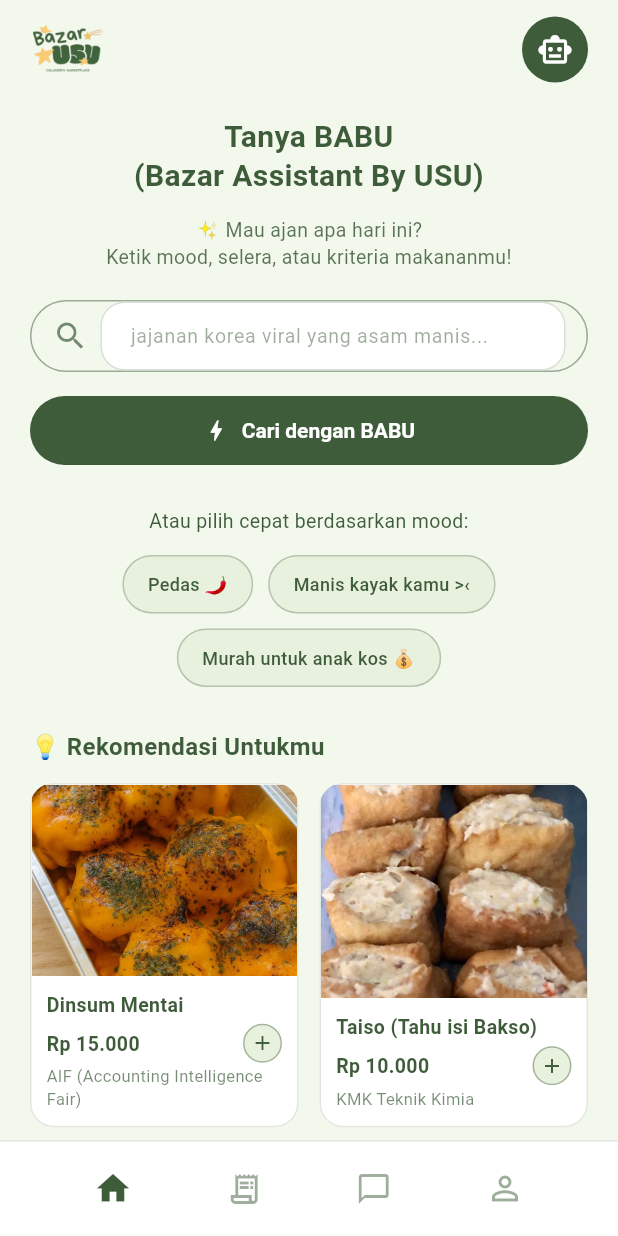
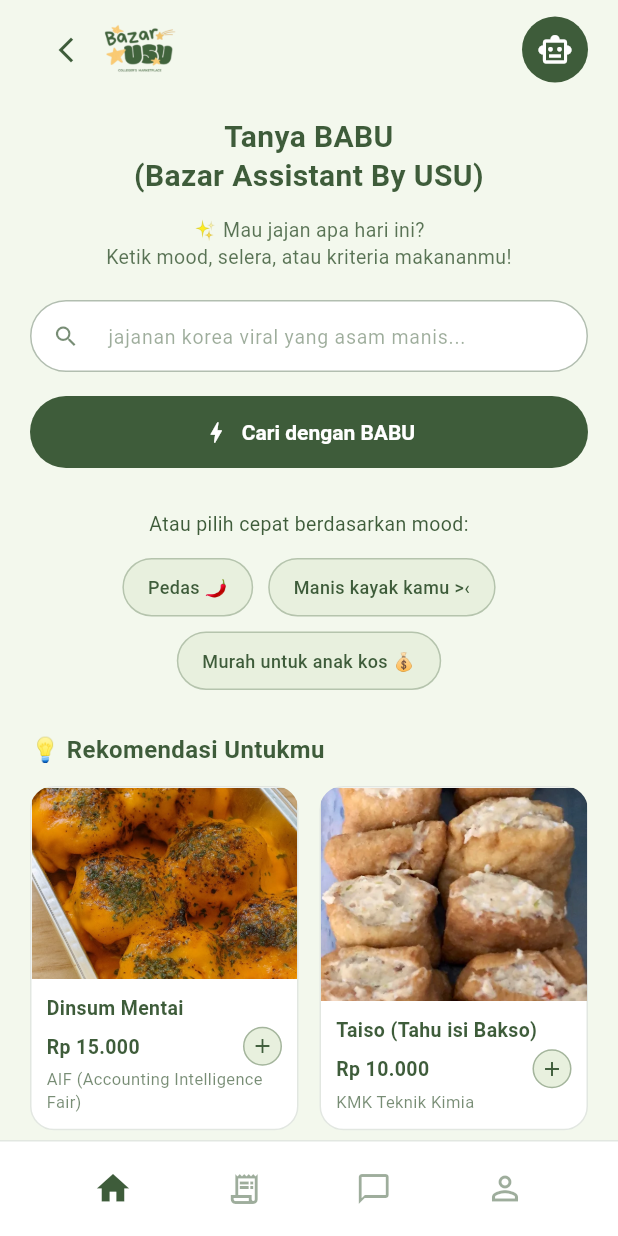
Before and after one commit to OliviaSILITONGA/bazar_usu, a Flutter app: the FiturAI screen opened directly, on a phone screen of 412 x 824 dp. Run offline on Flutter 3.47's test engine with Material 3 defaults, Android fonts, the phone set to English and light mode, and no system bars; our stand-ins replace cloud_firestore, firebase_auth, firebase_core, geocoding, geolocator, image_picker; accounts and stored records are empty.

Commit message:
Update fitur_AI.dart

```diff
--- a/lib/screens/fitur_AI.dart
+++ b/lib/screens/fitur_AI.dart
@@ -84,6 +84,8 @@ class _FiturAIState extends State<FiturAI> {
       return;
     }
 
+    FocusScope.of(context).unfocus(); // tutup keyboard
+
     setState(() {
       _isSearching = true;
       _hasSearched = false;
@@ -91,6 +93,7 @@ class _FiturAIState extends State<FiturAI> {
 
     // Simulasi delay "BABU sedang berpikir" supaya terasa seperti AI
     await Future.delayed(const Duration(milliseconds: 700));
+    if (!mounted) return;
 
     final queryWords = query
         .toLowerCase()
@@ -208,9 +211,18 @@ class _TopBar extends StatelessWidget {
 
   @override
   Widget build(BuildContext context) {
+    // Tombol kembali hanya muncul kalau memang ada halaman sebelumnya
+    final canGoBack = Navigator.of(context).canPop();
+
     return Row(
-      mainAxisAlignment: MainAxisAlignment.spaceBetween,
       children: [
+        if (canGoBack)
+          IconButton(
+            onPressed: () => Navigator.of(context).pop(),
+            icon: const Icon(Icons.arrow_back_ios_new, size: 20),
+            color: kDarkGreen,
+            tooltip: 'Kembali',
+          ),
         Image.asset(
           'assets/icon/icon.png',
           height: 50,
@@ -223,6 +235,7 @@ class _TopBar extends StatelessWidget {
             ),
           ),
         ),
+        const Spacer(),
         Container(
           width: 44,
           height: 44,
@@ -261,7 +274,7 @@ class _TitleSection extends StatelessWidget {
         ),
         const SizedBox(height: 14),
         Text(
-          '✨ Mau ajan apa hari ini?\nKetik mood, selera, atau kriteria makananmu!',
+          '✨ Mau jajan apa hari ini?\nKetik mood, selera, atau kriteria makananmu!',
           textAlign: TextAlign.center,
           style: TextStyle(
             fontSize: 13,
@@ -282,35 +295,43 @@ class _SearchField extends StatelessWidget {
 
   @override
   Widget build(BuildContext context) {
-    return Container(
+    final border = OutlineInputBorder(
+      borderRadius: BorderRadius.circular(24),
+      borderSide: BorderSide(color: kDarkGreen.withValues(alpha: 0.4)),
+    );
+
+    return SizedBox(
       height: 48,
-      padding: const EdgeInsets.symmetric(horizontal: 14),
-      decoration: BoxDecoration(
-        border: Border.all(color: kDarkGreen.withValues(alpha: 0.5)),
-        borderRadius: BorderRadius.circular(24),
-      ),
-      child: Row(
-        children: [
-          Icon(Icons.search, color: kDarkGreen.withValues(alpha: 0.7)),
-          const SizedBox(width: 8),
-          Expanded(
       child: TextField(
         controller: controller,
         style: const TextStyle(fontSize: 14, color: kDarkGreen),
         textInputAction: TextInputAction.search,
+        textAlignVertical: TextAlignVertical.center,
         onSubmitted: onSubmitted,
         decoration: InputDecoration(
+          filled: true,
+          fillColor: Colors.white,
           isDense: true,
-                border: InputBorder.none,
+          contentPadding: const EdgeInsets.symmetric(
+            horizontal: 16,
+            vertical: 14,
+          ),
+          prefixIcon: Icon(
+            Icons.search,
+            color: kDarkGreen.withValues(alpha: 0.7),
+          ),
           hintText: 'jajanan korea viral yang asam manis...',
           hintStyle: TextStyle(
             color: kDarkGreen.withValues(alpha: 0.5),
             fontSize: 13,
           ),
+          border: border,
+          enabledBorder: border,
+          focusedBorder: OutlineInputBorder(
+            borderRadius: BorderRadius.circular(24),
+            borderSide: const BorderSide(color: kDarkGreen, width: 1.5),
           ),
         ),
-          ),
-        ],
       ),
     );
   }
@@ -324,7 +345,7 @@ class _SearchButton extends StatelessWidget {
   @override
   Widget build(BuildContext context) {
     return SizedBox(
-      height: 46,
+      height: 48,
       child: ElevatedButton.icon(
         onPressed: onPressed,
         style: ElevatedButton.styleFrom(
@@ -628,7 +649,14 @@ class _BottomNavBar extends StatelessWidget {
         child: Row(
           mainAxisAlignment: MainAxisAlignment.spaceEvenly,
           children: [
-            Icon(Icons.home, color: kDarkGreen, size: 26),
+            GestureDetector(
+              onTap: () {
+                if (Navigator.of(context).canPop()) {
+                  Navigator.of(context).pop();
+                }
+              },
+              child: const Icon(Icons.home, color: kDarkGreen, size: 26),
+            ),
             GestureDetector(
               onTap: () {
                 Navigator.push(
```
Lines whose indentation alone changed are shown as unchanged.
